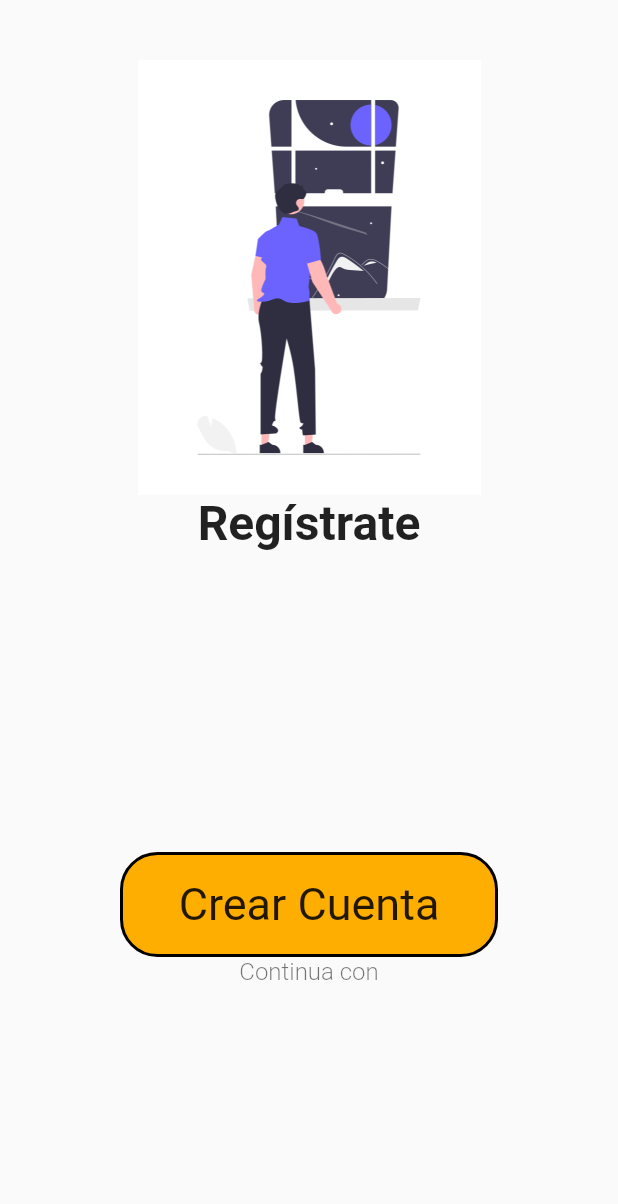
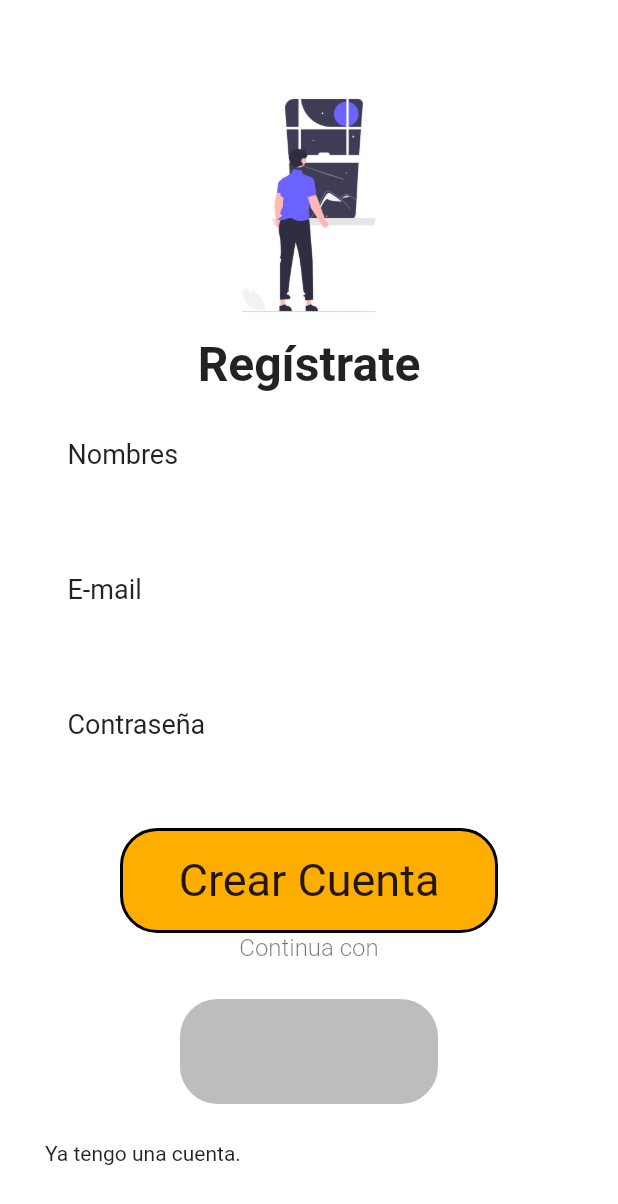
Before and after one commit to RZDN/ApuStoreApp, a Flutter app: the screen it shows after launch, after a tap on "Registrarse", on a phone screen of 412 x 824 dp. Shown: the top 1204 px of the screen. Run offline on Flutter 3.47's test engine with Material 2 defaults, Android fonts, the phone set to English and light mode, and no system bars.

Commit message:
agregando text form a la ventana registro

```diff
--- a/lib/Pages/Authentication/register_page.dart
+++ b/lib/Pages/Authentication/register_page.dart
@@ -1,6 +1,4 @@
 import 'package:flutter/material.dart';
-import 'package:flutter/src/foundation/key.dart';
-import 'package:flutter/src/widgets/framework.dart';
 
 class RegisterPage extends StatefulWidget {
   const RegisterPage({Key? key}) : super(key: key);
@@ -13,14 +11,20 @@ class _RegisterPageState extends State<RegisterPage> {
   @override
   Widget build(BuildContext context) {
     return Scaffold(
-      body: Padding(
-        padding: const EdgeInsets.only(top: 40.0),
+      backgroundColor: Colors.white.withOpacity(0.9),
+      body: GestureDetector(
+        onTap: () {
+          FocusScope.of(context).unfocus();
+        },
+        child: SingleChildScrollView(
+          child: Padding(
+            padding: const EdgeInsets.only(top: 50.0),
             child: Column(
               children: [
                 Center(
                   child: Image.asset(
                     "assets/images/undraw_Starry_window_re_0v82.png",
-                scale: 3,
+                    scale: 5,
                   ),
                 ),
                 const Center(
@@ -32,18 +36,96 @@ class _RegisterPageState extends State<RegisterPage> {
                     ),
                   ),
                 ),
-            const SizedBox(
-              height: 200.0,
+                Container(
+                  padding: const EdgeInsets.only(left: 45.0, top: 30.0),
+                  alignment: Alignment.bottomLeft,
+                  child: const Text(
+                    "Nombres",
+                    style: TextStyle(
+                      fontSize: 18.0,
+                      fontWeight: FontWeight.w400,
                     ),
-            InkWell(
-              onTap: () {
-                Navigator.push(
-                  context,
-                  MaterialPageRoute(builder: (context) => const RegisterPage()),
-                );
-              },
-              child: Padding(
+                  ),
+                ),
+                Padding(
+                  padding: const EdgeInsets.symmetric(horizontal: 30.0),
+                  child: TextFormField(
+                    keyboardType: TextInputType.name,
+                    decoration: InputDecoration(
+                      filled: true,
+                      fillColor: Colors.white,
+                      enabledBorder: OutlineInputBorder(
+                        borderSide: const BorderSide(color: Colors.white),
+                        borderRadius: BorderRadius.circular(20.0),
+                      ),
+                      focusedBorder: OutlineInputBorder(
+                          borderSide: const BorderSide(color: Colors.orange),
+                          borderRadius: BorderRadius.circular(20.0)),
+                    ),
+                  ),
+                ),
+                Container(
+                  padding: const EdgeInsets.only(left: 45.0, top: 10.0),
+                  alignment: Alignment.bottomLeft,
+                  child: const Text(
+                    "E-mail",
+                    style: TextStyle(
+                      fontSize: 18.0,
+                      fontWeight: FontWeight.w400,
+                    ),
+                  ),
+                ),
+                Padding(
+                  padding: const EdgeInsets.symmetric(
+                    horizontal: 30.0,
+                  ),
+                  child: TextFormField(
+                    keyboardType: TextInputType.emailAddress,
+                    decoration: InputDecoration(
+                      filled: true,
+                      fillColor: Colors.white,
+                      enabledBorder: OutlineInputBorder(
+                        borderSide: const BorderSide(color: Colors.white),
+                        borderRadius: BorderRadius.circular(20.0),
+                      ),
+                      focusedBorder: OutlineInputBorder(
+                          borderSide: const BorderSide(color: Colors.orange),
+                          borderRadius: BorderRadius.circular(20.0)),
+                    ),
+                  ),
+                ),
+                Container(
+                  padding: const EdgeInsets.only(left: 45.0, top: 10.0),
+                  alignment: Alignment.bottomLeft,
+                  child: const Text(
+                    "Contraseña",
+                    style: TextStyle(
+                      fontSize: 18.0,
+                      fontWeight: FontWeight.w400,
+                    ),
+                  ),
+                ),
+                Padding(
+                  padding: const EdgeInsets.symmetric(horizontal: 30.0),
+                  child: TextFormField(
+                    keyboardType: TextInputType.emailAddress,
+                    decoration: InputDecoration(
+                      filled: true,
+                      fillColor: Colors.white,
+                      enabledBorder: OutlineInputBorder(
+                        borderSide: const BorderSide(color: Colors.white),
+                        borderRadius: BorderRadius.circular(20.0),
+                      ),
+                      focusedBorder: OutlineInputBorder(
+                          borderSide: const BorderSide(color: Colors.orange),
+                          borderRadius: BorderRadius.circular(20.0)),
+                    ),
+                  ),
+                ),
+                Padding(
                   padding: const EdgeInsets.symmetric(horizontal: 80.0),
+                  child: InkWell(
+                    onTap: () {},
                     child: Container(
                       height: 70.0,
                       decoration: BoxDecoration(
@@ -65,7 +147,7 @@ class _RegisterPageState extends State<RegisterPage> {
                     ),
                   ),
                 ),
-            Center(
+                const Center(
                   child: Text(
                     "Continua con",
                     style: TextStyle(
@@ -74,8 +156,26 @@ class _RegisterPageState extends State<RegisterPage> {
                       color: Colors.black54,
                     ),
                   ),
+                ),
+                Padding(
+                  padding: const EdgeInsets.symmetric(
+                      horizontal: 120.0, vertical: 25.0),
+                  child: Container(
+                    height: 70,
+                    decoration: BoxDecoration(
+                      color: Colors.black26,
+                      borderRadius: BorderRadius.circular(25.0),
+                    ),
+                  ),
+                ),
+                Container(
+                  padding: EdgeInsets.only(left: 30.0, bottom: 25.0),
+                  alignment: Alignment.centerLeft,
+                  child: Text("Ya tengo una cuenta."),
                 )
               ],
+            ),
+          ),
         ),
       ),
     );
--- a/lib/main.dart
+++ b/lib/main.dart
@@ -32,6 +32,7 @@ class MyHomePage extends StatefulWidget {
 class _MyHomePageState extends State<MyHomePage> {
   @override
   Widget build(BuildContext context) {
+    print(MediaQuery.of(context).size.flipped);
     return Scaffold(
       body: Padding(
         padding: const EdgeInsets.only(top: 40.0),
@@ -41,7 +42,7 @@ class _MyHomePageState extends State<MyHomePage> {
               alignment: Alignment.topRight,
               child: Image.asset(
                 "assets/images/undraw_shopping_app_flsj.png",
-                scale: 4,
+                scale: 5,
               ),
             ),
             Container(
@@ -50,7 +51,7 @@ class _MyHomePageState extends State<MyHomePage> {
                 child: const Text(
                   "Hola¡  \nBienvenido",
                   style: TextStyle(
-                    fontSize: 64.0,
+                    fontSize: 50.0,
                     fontWeight: FontWeight.w700,
                   ),
                 )),
@@ -60,7 +61,7 @@ class _MyHomePageState extends State<MyHomePage> {
               child: const Text(
                 "Compra lo que necesites y recoge desde la comodidad de tu hogar.",
                 style: TextStyle(
-                  fontSize: 30.0,
+                  fontSize: 28.0,
                   fontWeight: FontWeight.w400,
                 ),
               ),
```
Lines whose indentation alone changed are shown as unchanged.
